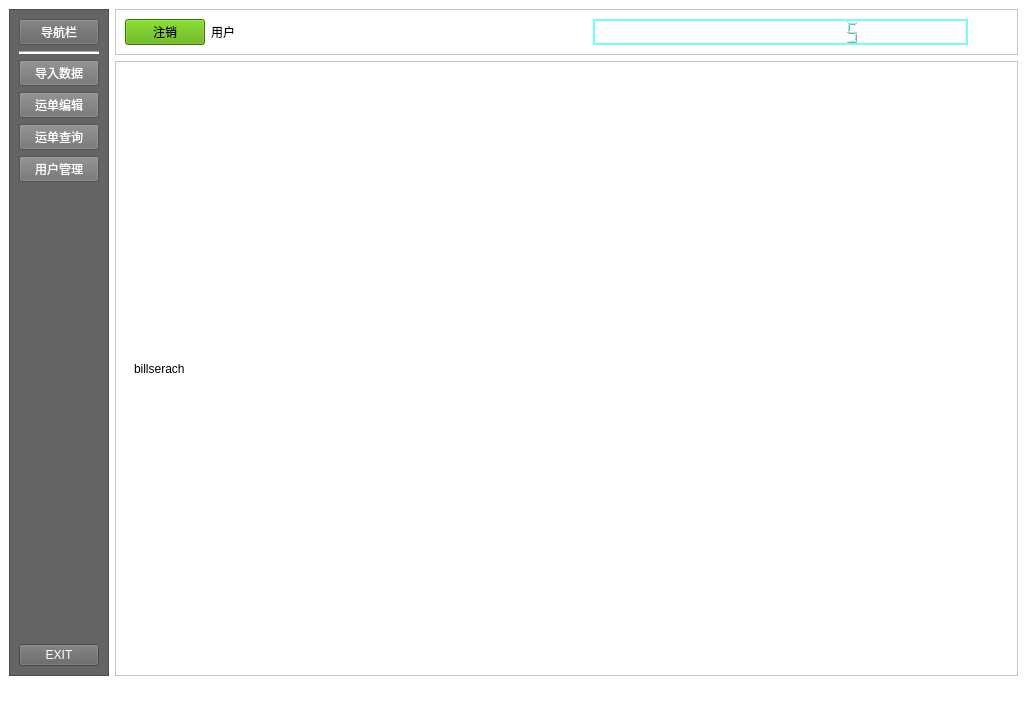
This is 物流/ui/mainwindow.ui in cnfengwei/wuliu as Qt 5 draws it before an edit. The edited form follows.
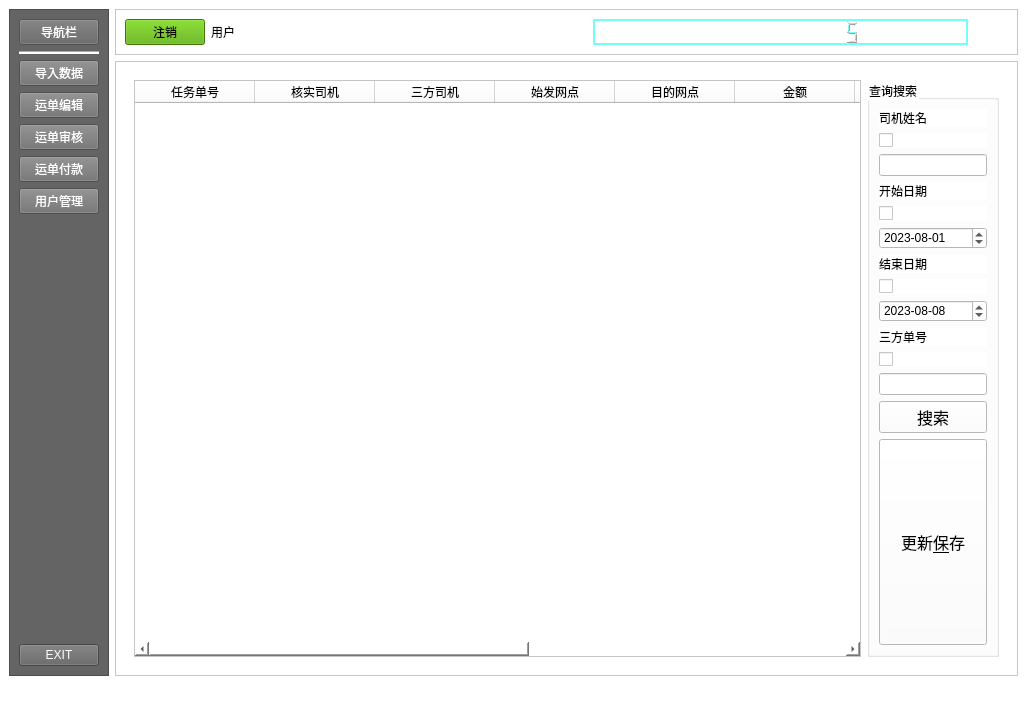
This is the edited form. The open tabs and pages were chosen to show the change. Icons and pictures are not drawn.

```diff
--- a/物流/ui/mainwindow.ui
+++ b/物流/ui/mainwindow.ui
@@ -29,6 +29,12 @@
       <layout class="QGridLayout" name="gridLayout_2">
        <item row="0" column="0">
         <widget class="QStackedWidget" name="stackedWidget">
+         <property name="sizePolicy">
+          <sizepolicy hsizetype="Minimum" vsizetype="Preferred">
+           <horstretch>0</horstretch>
+           <verstretch>0</verstretch>
+          </sizepolicy>
+         </property>
          <property name="styleSheet">
           <string notr="true">background-color: rgb(255, 255, 255);</string>
          </property>
@@ -41,10 +47,345 @@
          <widget class="QWidget" name="page1_bill_serach">
           <layout class="QGridLayout" name="gridLayout_7">
            <item row="0" column="0">
-            <widget class="QLabel" name="label_4">
-             <property name="text">
-              <string>billserach</string>
+            <widget class="QTableWidget" name="table_bill_audits">
+             <property name="contextMenuPolicy">
+              <enum>Qt::PreventContextMenu</enum>
              </property>
+             <property name="acceptDrops">
+              <bool>true</bool>
+             </property>
+             <property name="layoutDirection">
+              <enum>Qt::LeftToRight</enum>
+             </property>
+             <property name="autoFillBackground">
+              <bool>true</bool>
+             </property>
+             <property name="styleSheet">
+              <string notr="true"/>
+             </property>
+             <property name="frameShadow">
+              <enum>QFrame::Raised</enum>
+             </property>
+             <property name="lineWidth">
+              <number>0</number>
+             </property>
+             <property name="sizeAdjustPolicy">
+              <enum>QAbstractScrollArea::AdjustIgnored</enum>
+             </property>
+             <property name="autoScrollMargin">
+              <number>1000</number>
+             </property>
+             <property name="dragEnabled">
+              <bool>true</bool>
+             </property>
+             <property name="dragDropMode">
+              <enum>QAbstractItemView::DropOnly</enum>
+             </property>
+             <property name="defaultDropAction">
+              <enum>Qt::IgnoreAction</enum>
+             </property>
+             <property name="alternatingRowColors">
+              <bool>true</bool>
+             </property>
+             <property name="selectionMode">
+              <enum>QAbstractItemView::ExtendedSelection</enum>
+             </property>
+             <property name="selectionBehavior">
+              <enum>QAbstractItemView::SelectItems</enum>
+             </property>
+             <property name="textElideMode">
+              <enum>Qt::ElideMiddle</enum>
+             </property>
+             <property name="verticalScrollMode">
+              <enum>QAbstractItemView::ScrollPerItem</enum>
+             </property>
+             <property name="horizontalScrollMode">
+              <enum>QAbstractItemView::ScrollPerItem</enum>
+             </property>
+             <property name="showGrid">
+              <bool>true</bool>
+             </property>
+             <property name="gridStyle">
+              <enum>Qt::CustomDashLine</enum>
+             </property>
+             <property name="sortingEnabled">
+              <bool>true</bool>
+             </property>
+             <property name="wordWrap">
+              <bool>true</bool>
+             </property>
+             <property name="cornerButtonEnabled">
+              <bool>true</bool>
+             </property>
+             <attribute name="horizontalHeaderCascadingSectionResizes">
+              <bool>false</bool>
+             </attribute>
+             <attribute name="horizontalHeaderMinimumSectionSize">
+              <number>50</number>
+             </attribute>
+             <attribute name="horizontalHeaderDefaultSectionSize">
+              <number>120</number>
+             </attribute>
+             <attribute name="horizontalHeaderHighlightSections">
+              <bool>true</bool>
+             </attribute>
+             <attribute name="horizontalHeaderShowSortIndicator" stdset="0">
+              <bool>true</bool>
+             </attribute>
+             <attribute name="horizontalHeaderStretchLastSection">
+              <bool>false</bool>
+             </attribute>
+             <attribute name="verticalHeaderVisible">
+              <bool>true</bool>
+             </attribute>
+             <attribute name="verticalHeaderDefaultSectionSize">
+              <number>30</number>
+             </attribute>
+             <attribute name="verticalHeaderShowSortIndicator" stdset="0">
+              <bool>false</bool>
+             </attribute>
+             <column>
+              <property name="text">
+               <string>任务单号</string>
+              </property>
+             </column>
+             <column>
+              <property name="text">
+               <string>核实司机</string>
+              </property>
+             </column>
+             <column>
+              <property name="text">
+               <string>三方司机</string>
+              </property>
+             </column>
+             <column>
+              <property name="text">
+               <string>始发网点</string>
+              </property>
+             </column>
+             <column>
+              <property name="text">
+               <string>目的网点</string>
+              </property>
+             </column>
+             <column>
+              <property name="text">
+               <string>金额</string>
+              </property>
+             </column>
+             <column>
+              <property name="text">
+               <string>审核</string>
+              </property>
+             </column>
+             <column>
+              <property name="text">
+               <string>备注</string>
+              </property>
+             </column>
+             <column>
+              <property name="text">
+               <string>开始时间</string>
+              </property>
+             </column>
+             <column>
+              <property name="text">
+               <string>结束时间</string>
+              </property>
+             </column>
+             <column>
+              <property name="text">
+               <string>三方单号</string>
+              </property>
+             </column>
+            </widget>
+           </item>
+           <item row="0" column="1">
+            <widget class="QGroupBox" name="groupBox_2">
+             <property name="sizePolicy">
+              <sizepolicy hsizetype="Fixed" vsizetype="Expanding">
+               <horstretch>0</horstretch>
+               <verstretch>0</verstretch>
+              </sizepolicy>
+             </property>
+             <property name="title">
+              <string>查询搜索</string>
+             </property>
+             <property name="checkable">
+              <bool>false</bool>
+             </property>
+             <layout class="QVBoxLayout" name="verticalLayout_4">
+              <item>
+               <widget class="QLabel" name="label_8">
+                <property name="text">
+                 <string>司机姓名</string>
+                </property>
+               </widget>
+              </item>
+              <item>
+               <widget class="QCheckBox" name="cb_drivename_audits">
+                <property name="text">
+                 <string/>
+                </property>
+               </widget>
+              </item>
+              <item>
+               <widget class="QLineEdit" name="drivename__audits"/>
+              </item>
+              <item>
+               <widget class="QLabel" name="label_9">
+                <property name="text">
+                 <string>开始日期</string>
+                </property>
+               </widget>
+              </item>
+              <item>
+               <widget class="QCheckBox" name="cb_startdate__audits">
+                <property name="text">
+                 <string/>
+                </property>
+               </widget>
+              </item>
+              <item>
+               <widget class="QDateEdit" name="startdate__audits">
+                <property name="accelerated">
+                 <bool>true</bool>
+                </property>
+                <property name="correctionMode">
+                 <enum>QAbstractSpinBox::CorrectToPreviousValue</enum>
+                </property>
+                <property name="maximumDate">
+                 <date>
+                  <year>2050</year>
+                  <month>1</month>
+                  <day>1</day>
+                 </date>
+                </property>
+                <property name="minimumDate">
+                 <date>
+                  <year>2020</year>
+                  <month>8</month>
+                  <day>1</day>
+                 </date>
+                </property>
+                <property name="displayFormat">
+                 <string>yyyy-MM-dd</string>
+                </property>
+                <property name="calendarPopup">
+                 <bool>false</bool>
+                </property>
+                <property name="date">
+                 <date>
+                  <year>2023</year>
+                  <month>8</month>
+                  <day>1</day>
+                 </date>
+                </property>
+               </widget>
+              </item>
+              <item>
+               <widget class="QLabel" name="label_4">
+                <property name="text">
+                 <string>结束日期</string>
+                </property>
+               </widget>
+              </item>
+              <item>
+               <widget class="QCheckBox" name="cb_enddate__audits">
+                <property name="text">
+                 <string/>
+                </property>
+               </widget>
+              </item>
+              <item>
+               <widget class="QDateEdit" name="enddate__audits">
+                <property name="dateTime">
+                 <datetime>
+                  <hour>0</hour>
+                  <minute>0</minute>
+                  <second>0</second>
+                  <year>2023</year>
+                  <month>8</month>
+                  <day>8</day>
+                 </datetime>
+                </property>
+                <property name="minimumDate">
+                 <date>
+                  <year>2020</year>
+                  <month>8</month>
+                  <day>1</day>
+                 </date>
+                </property>
+                <property name="currentSection">
+                 <enum>QDateTimeEdit::YearSection</enum>
+                </property>
+                <property name="displayFormat">
+                 <string>yyyy-MM-dd</string>
+                </property>
+                <property name="timeSpec">
+                 <enum>Qt::UTC</enum>
+                </property>
+               </widget>
+              </item>
+              <item>
+               <widget class="QLabel" name="label_10">
+                <property name="text">
+                 <string>三方单号</string>
+                </property>
+               </widget>
+              </item>
+              <item>
+               <widget class="QCheckBox" name="checkBox_6">
+                <property name="text">
+                 <string/>
+                </property>
+               </widget>
+              </item>
+              <item>
+               <widget class="QLineEdit" name="lineEdit_2"/>
+              </item>
+              <item>
+               <layout class="QVBoxLayout" name="verticalLayout_5">
+                <item>
+                 <widget class="QPushButton" name="btn_serach_audits">
+                  <property name="sizePolicy">
+                   <sizepolicy hsizetype="Minimum" vsizetype="Maximum">
+                    <horstretch>0</horstretch>
+                    <verstretch>0</verstretch>
+                   </sizepolicy>
+                  </property>
+                  <property name="font">
+                   <font>
+                    <pointsize>12</pointsize>
+                   </font>
+                  </property>
+                  <property name="text">
+                   <string>搜索</string>
+                  </property>
+                 </widget>
+                </item>
+                <item>
+                 <widget class="QPushButton" name="btn_bill_update__audits">
+                  <property name="sizePolicy">
+                   <sizepolicy hsizetype="Minimum" vsizetype="MinimumExpanding">
+                    <horstretch>0</horstretch>
+                    <verstretch>0</verstretch>
+                   </sizepolicy>
+                  </property>
+                  <property name="font">
+                   <font>
+                    <pointsize>12</pointsize>
+                   </font>
+                  </property>
+                  <property name="text">
+                   <string>更新&amp;保存</string>
+                  </property>
+                 </widget>
+                </item>
+               </layout>
+              </item>
+             </layout>
             </widget>
            </item>
           </layout>
@@ -599,7 +940,7 @@
 color:rgb(255, 255, 255);</string>
            </property>
            <property name="text">
-            <string>运单查询</string>
+            <string>运单审核</string>
            </property>
            <property name="icon">
             <iconset resource="../source.qrc">
@@ -619,6 +960,27 @@
            </property>
           </widget>
          </item>
+         <item>
+          <widget class="QPushButton" name="pushButton">
+           <property name="styleSheet">
+            <string notr="true">background-color:  rgb(113, 113, 113);
+color:rgb(255, 255, 255);</string>
+           </property>
+           <property name="text">
+            <string>运单付款</string>
+           </property>
+           <property name="icon">
+            <iconset resource="../source.qrc">
+             <normaloff>:/icon/icon/document-text.png</normaloff>:/icon/icon/document-text.png</iconset>
+           </property>
+           <property name="iconSize">
+            <size>
+             <width>24</width>
+             <height>24</height>
+            </size>
+           </property>
+          </widget>
+         </item>
          <item>
           <widget class="QPushButton" name="user_btn">
            <property name="styleSheet">
```
Left out of the diff: 15 changed lines with no effect on the pictures.
